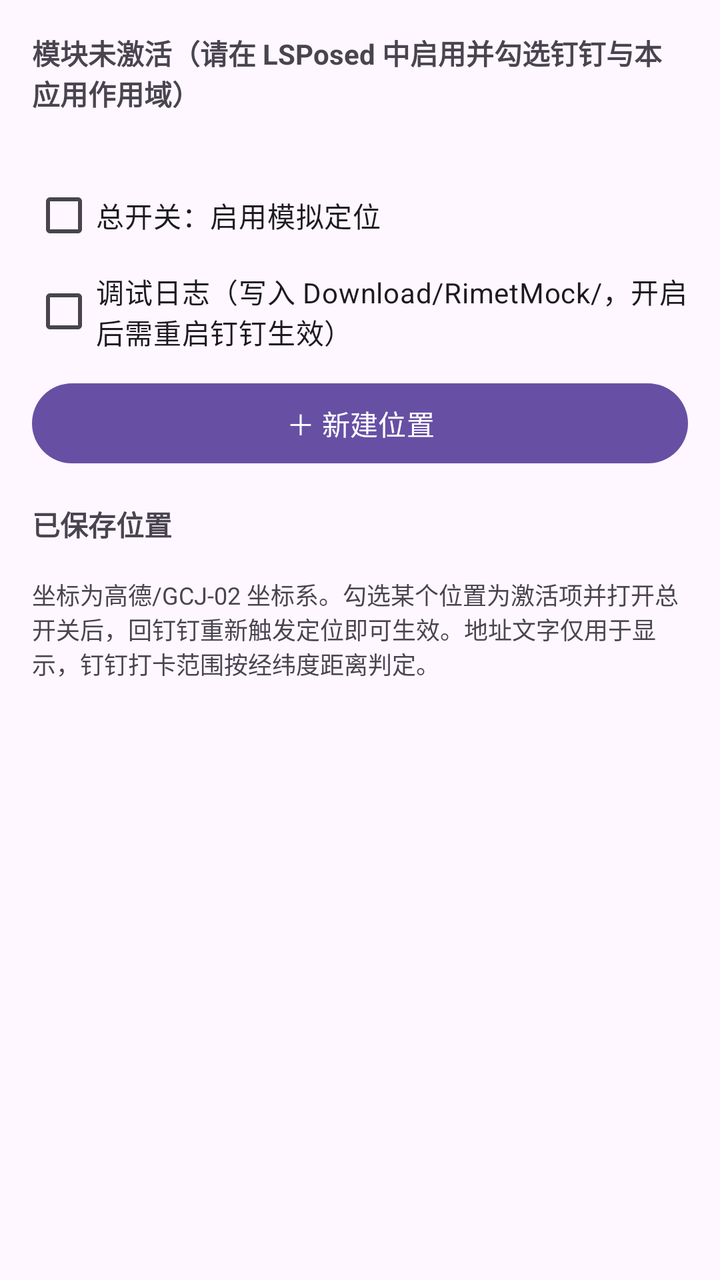
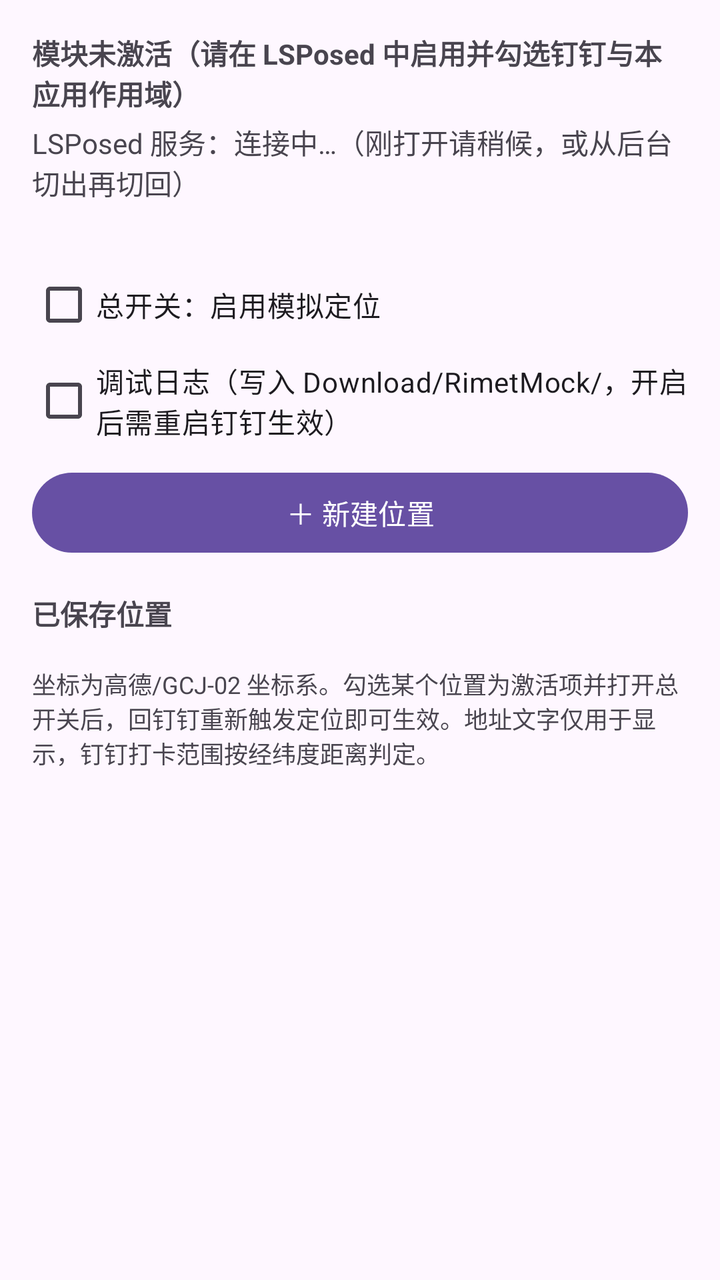

The first picture is an Android layout as it rendered before a commit; the second is the same layout after the commit. The layout source and the unified diff follow.
<!-- AndroidManifest.xml: application theme Theme.RimetMock -->
<!-- res/layout/activity_main.xml -->
<?xml version="1.0" encoding="utf-8"?>
<ScrollView xmlns:android="http://schemas.android.com/apk/res/android"
    android:layout_width="match_parent"
    android:layout_height="match_parent"
    android:padding="16dp">

    <LinearLayout
        android:layout_width="match_parent"
        android:layout_height="wrap_content"
        android:orientation="vertical">

        <TextView
            android:id="@+id/status"
            android:layout_width="match_parent"
            android:layout_height="wrap_content"
            android:textStyle="bold"
            android:paddingBottom="4dp"
            android:text="@string/status_inactive" />

        <TextView
            android:id="@+id/publish_status"
            android:layout_width="match_parent"
            android:layout_height="wrap_content"
            android:paddingBottom="4dp"
            android:textColor="?android:attr/textColorSecondary"
            android:text="" />

        <CheckBox
            android:id="@+id/master_switch"
            android:layout_width="match_parent"
            android:layout_height="wrap_content"
            android:text="@string/enable_mock" />

        <CheckBox
            android:id="@+id/log_switch"
            android:layout_width="match_parent"
            android:layout_height="wrap_content"
            android:text="@string/enable_diag_log" />

        <Button
            android:id="@+id/add"
            android:layout_width="match_parent"
            android:layout_height="wrap_content"
            android:layout_marginTop="8dp"
            android:text="@string/add_profile" />

        <TextView
            android:layout_width="match_parent"
            android:layout_height="wrap_content"
            android:paddingTop="16dp"
            android:textStyle="bold"
            android:text="@string/profiles_title" />

        <LinearLayout
            android:id="@+id/profile_list"
            android:layout_width="match_parent"
            android:layout_height="wrap_content"
            android:orientation="vertical" />

        <TextView
            android:layout_width="match_parent"
            android:layout_height="wrap_content"
            android:paddingTop="16dp"
            android:textSize="12sp"
            android:text="@string/hint" />
    </LinearLayout>
</ScrollView>
<!-- resources referenced by this layout -->
<resources>
  <string name="add_profile">＋ 新建位置</string>
  <string name="enable_diag_log">调试日志（写入 Download/RimetMock/，开启后需重启钉钉生效）</string>
  <string name="enable_mock">总开关：启用模拟定位</string>
  <string name="hint">坐标为高德/GCJ-02 坐标系。勾选某个位置为激活项并打开总开关后，回钉钉重新触发定位即可生效。地址文字仅用于显示，钉钉打卡范围按经纬度距离判定。</string>
  <string name="profiles_title">已保存位置</string>
  <string name="status_inactive">模块未激活（请在 LSPosed 中启用并勾选钉钉与本应用作用域）</string>
  <style name="Theme.RimetMock" parent="Theme.Material3.DayNight.NoActionBar" />
</resources>

<!-- the commit's change to res/layout/activity_main.xml (unified diff, before → after) -->
@@ -16,6 +16,14 @@
             android:textStyle="bold"
             android:paddingBottom="4dp"
             android:text="@string/status_inactive" />
+
+        <TextView
+            android:id="@+id/service_status"
+            android:layout_width="match_parent"
+            android:layout_height="wrap_content"
+            android:paddingBottom="4dp"
+            android:textColor="?android:attr/textColorSecondary"
+            android:text="@string/service_unbound" />
 
         <TextView
             android:id="@+id/publish_status"
<!-- resource entries referenced after the edit -->
@@ -5,6 +5,7 @@
   <string name="enable_mock">总开关：启用模拟定位</string>
   <string name="hint">坐标为高德/GCJ-02 坐标系。勾选某个位置为激活项并打开总开关后，回钉钉重新触发定位即可生效。地址文字仅用于显示，钉钉打卡范围按经纬度距离判定。</string>
   <string name="profiles_title">已保存位置</string>
+  <string name="service_unbound">LSPosed 服务：连接中…（刚打开请稍候，或从后台切出再切回）</string>
   <string name="status_inactive">模块未激活（请在 LSPosed 中启用并勾选钉钉与本应用作用域）</string>
   <style name="Theme.RimetMock" parent="Theme.Material3.DayNight.NoActionBar" />
 </resources>
